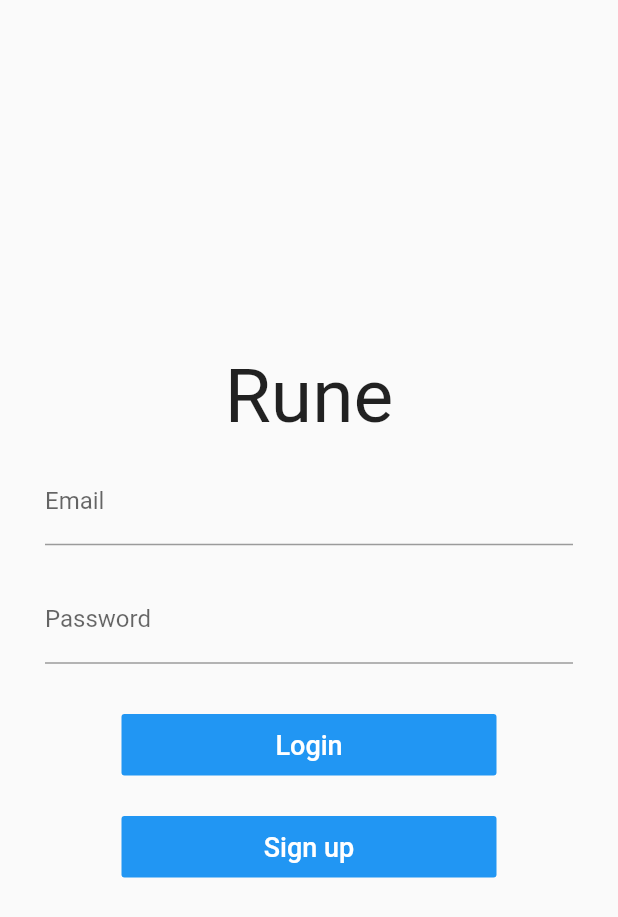
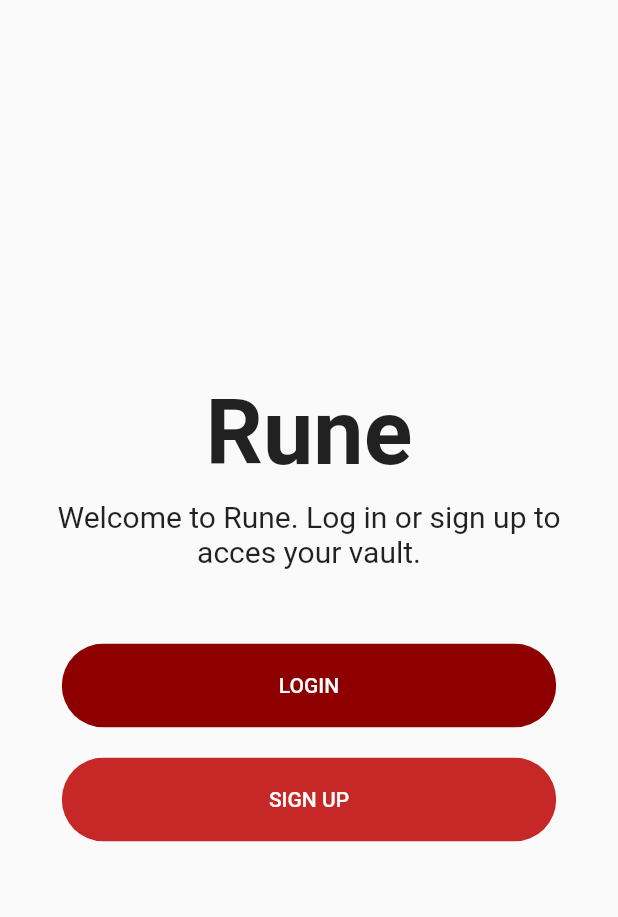
Before and after one commit to CesarMtzV/password-manager, a Flutter app: the screen it shows after launch, on a phone screen of 412 x 824 dp. Shown: the top 917 px of the screen. Run offline on Flutter 3.47's test engine with Material 2 defaults, Android fonts, the phone set to English and light mode, and no system bars.

Commit message:
Created welcome, login and sign up routes

```diff
--- a/lib/main.dart
+++ b/lib/main.dart
@@ -1,6 +1,5 @@
 import 'package:flutter/material.dart';
-import './screens/vault.dart';
-import './screens/login.dart';
+import './screens/welcome.dart';
 
 void main() {
   runApp(TabBarDemo());
@@ -12,11 +11,10 @@ class TabBarDemo extends StatefulWidget {
 }
 
 class _TabBarDemoState extends State<TabBarDemo> {
-
   @override
   Widget build(BuildContext context) {
     return MaterialApp(
-      home: Login(),
+      home: Welcome(),
       theme: ThemeData(
         primaryColor: Color(0xFFC62828),
         accentColor: Color(0xFFC62828),
--- a/lib/screens/login.dart
+++ b/lib/screens/login.dart
@@ -1,4 +1,7 @@
 import 'package:flutter/material.dart';
+import 'package:password_manager/utilities/styles.dart';
+import '../widgets/rounded_button.dart';
+import './signup.dart';
 
 class Login extends StatefulWidget {
   Login({Key key}) : super(key: key);
@@ -9,12 +12,11 @@ class Login extends StatefulWidget {
 }
 
 class _LoginState extends State<Login> {
-
   final _formKey = GlobalKey<FormState>();
   String _email, _password;
 
-  _submit(){
-    if(_formKey.currentState.validate()){
+  _submit() {
+    if (_formKey.currentState.validate()) {
       _formKey.currentState.save();
       print(_email);
       print(_password);
@@ -25,15 +27,19 @@ class _LoginState extends State<Login> {
   @override
   Widget build(BuildContext context) {
     return Scaffold(
-      body: Center(
-        child: Column(
-          mainAxisAlignment: MainAxisAlignment.center,
-          crossAxisAlignment: CrossAxisAlignment.center,
+      appBar: AppBar(
+        title: Text("Rune"),
+        centerTitle: false,
+      ),
+      body: Column(
+        mainAxisAlignment: MainAxisAlignment.start,
+        crossAxisAlignment: CrossAxisAlignment.start,
         children: <Widget>[
-            Text(
-              "Rune",
-              style: TextStyle(
-                fontSize: 50.0
+          Container(
+            padding: EdgeInsets.symmetric(horizontal: 20, vertical: 20),
+            child: Text(
+              "Sign in",
+              style: TextStyle(fontSize: 50.0),
             ),
           ),
           Form(
@@ -42,62 +48,67 @@ class _LoginState extends State<Login> {
               mainAxisSize: MainAxisSize.min,
               children: <Widget>[
                 Padding(
-                    padding: EdgeInsets.symmetric(horizontal: 30.0, vertical: 10.0),
+                  padding:
+                      EdgeInsets.symmetric(horizontal: 30.0, vertical: 10.0),
                   child: TextFormField(
                     decoration: InputDecoration(labelText: 'Email'),
-                      validator: (input) => !input.contains('@') ? "Please enter a valid email" : null,
+                    validator: (input) => !input.contains('@')
+                        ? "Please enter a valid email"
+                        : null,
                     onSaved: (input) => _email = input,
                   ),
                 ),
                 Padding(
-                    padding: EdgeInsets.symmetric(horizontal: 30.0, vertical: 10.0),
+                  padding:
+                      EdgeInsets.symmetric(horizontal: 30.0, vertical: 10.0),
                   child: TextFormField(
                     decoration: InputDecoration(labelText: 'Password'),
-                      validator: (input) => input.length < 6 ? 'Password must be at least 6 characters' : null,
+                    validator: (input) => input.length < 6
+                        ? 'Password must be at least 6 characters'
+                        : null,
                     obscureText: true,
                     onSaved: (input) => _password = input,
                   ),
                 ),
-                  SizedBox(height: 20.0,),
+                SizedBox(
+                  height: 20.0,
+                ),
                 Container(
-                    width: 250.0,
-                    child: FlatButton(
-                      onPressed: _submit,
-                      color: Colors.blue,
-                      padding: EdgeInsets.all(10.0),
-                      child: Text(
-                        'Login',
-                        style: TextStyle(
-                          color: Colors.white,
-                          fontSize: 18.0,
+                  child: RoundedButton(
+                    onPress: _submit,
+                    color: kPrimaryColor,
+                    text: 'Sign in',
+                    textColor: Colors.white,
                   ),
                 ),
+                SizedBox(
+                  height: 10,
+                ),
+                GestureDetector(
+                  child: Text(
+                    'forgot password?',
+                    style: TextStyle(color: kPrimaryColorDark),
                   ),
                 ),
-                  SizedBox(height: 20.0,),
+                SizedBox(
+                  height: 70.0,
+                ),
                 Container(
-                    width: 250.0,
-                    child: FlatButton(
-                      //onPressed: () => Navigator.pushNamed(context, routeName),
-                      onPressed: (){},
-                      color: Colors.blue,
-                      padding: EdgeInsets.all(10.0),
-                      child: Text(
-                        'Sign up',
-                        style: TextStyle(
-                          color: Colors.white,
-                          fontSize: 18.0,
+                  child: RoundedButton(
+                    onPress: () {
+                      Navigator.push(context,
+                          MaterialPageRoute(builder: (context) => Signup()));
+                    },
+                    color: kPrimaryColor,
+                    text: 'Create account',
+                    textColor: Colors.white,
                   ),
                 ),
-                    ),
-                  ),
-
               ],
             ),
           )
         ],
       ),
-      ),
     );
   }
 }
--- /dev/null
+++ b/lib/screens/welcome.dart
@@ -0,0 +1,62 @@
+import 'package:flutter/material.dart';
+import '../widgets/rounded_button.dart';
+import 'login.dart';
+import 'signup.dart';
+import '../utilities/styles.dart';
+
+class Welcome extends StatelessWidget {
+  @override
+  Widget build(BuildContext context) {
+    return Scaffold(
+      body: Center(
+        child: Column(
+          mainAxisAlignment: MainAxisAlignment.center,
+          crossAxisAlignment: CrossAxisAlignment.center,
+          children: <Widget>[
+            Row(
+              mainAxisAlignment: MainAxisAlignment.center,
+              children: <Widget>[
+                Text(
+                  "Rune",
+                  style: TextStyle(fontSize: 60.0, fontWeight: FontWeight.bold),
+                )
+              ],
+            ),
+            SizedBox(
+              height: 10,
+            ),
+            Container(
+              padding: EdgeInsets.symmetric(horizontal: 20.0),
+              child: Text(
+                "Welcome to Rune. Log in or sign up to acces your vault.",
+                style: TextStyle(fontSize: 20),
+                textAlign: TextAlign.center,
+              ),
+            ),
+            SizedBox(
+              height: 40,
+            ),
+            RoundedButton(
+              text: "LOGIN",
+              onPress: () {
+                Navigator.push(
+                    context, MaterialPageRoute(builder: (context) => Login()));
+              },
+              color: kPrimaryColorDark,
+              textColor: Colors.white,
+            ),
+            RoundedButton(
+              text: "SIGN UP",
+              onPress: () {
+                Navigator.push(
+                    context, MaterialPageRoute(builder: (context) => Signup()));
+              },
+              color: kPrimaryColor,
+              textColor: Colors.white,
+            )
+          ],
+        ),
+      ),
+    );
+  }
+}
--- /dev/null
+++ b/lib/widgets/rounded_button.dart
@@ -0,0 +1,37 @@
+import 'package:flutter/material.dart';
+
+class RoundedButton extends StatelessWidget {
+  //Constructor
+  final String text;
+  final Function onPress;
+  final Color color, textColor;
+  const RoundedButton({
+    Key key,
+    this.text,
+    this.onPress,
+    this.color,
+    this.textColor,
+  }) : super(key: key);
+
+  @override
+  Widget build(BuildContext context) {
+    Size size = MediaQuery.of(context).size;
+    return Container(
+      margin: EdgeInsets.symmetric(vertical: 10),
+      width: size.width * 0.8,
+      child: ClipRRect(
+        //This is for getting the rounded corners
+        borderRadius: BorderRadius.circular(29),
+        child: FlatButton(
+          padding: EdgeInsets.symmetric(vertical: 20, horizontal: 40),
+          color: color,
+          onPressed: onPress,
+          child: Text(
+            text,
+            style: TextStyle(color: textColor),
+          ),
+        ),
+      ),
+    );
+  }
+}
```
Also changed, not shown: lib/screens/signup.dart (+97 -4 lines), lib/utilities/styles.dart (+7 -30 lines), pubspec.yaml (+1 -8 lines), assets/images/logo.png (added). Lines whose indentation alone changed are shown as unchanged.
